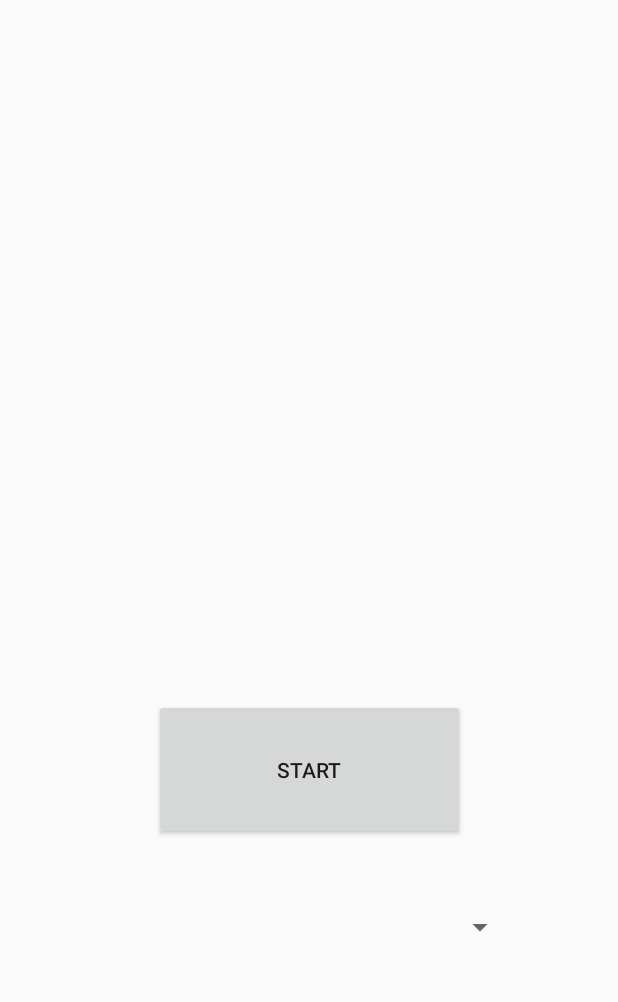
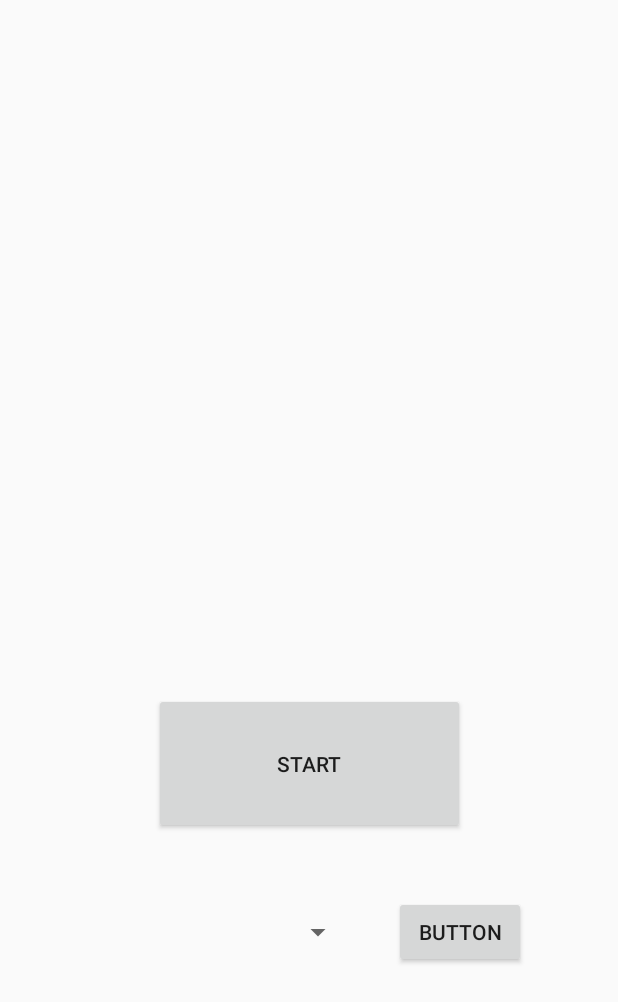
Before and after one commit to Zambo-dev/Boxing-Reflex-Trainer, an Android app: the layout activity_main.xml on its own in the app's theme, with its tools: preview values and no code run, on a phone screen of 412 x 824 dp. Shown: the top 1002 px of the screen. Run offline under Robolectric (Android 15) with nearby library versions, the phone set to English and light mode, and no system bars.

```diff
--- a/app/src/main/res/layout/activity_main.xml
+++ b/app/src/main/res/layout/activity_main.xml
@@ -13,12 +13,11 @@
         android:id="@+id/StartButton"
         android:layout_width="207dp"
         android:layout_height="94dp"
-        android:layout_marginBottom="264dp"
+        android:layout_marginBottom="268dp"
         android:text="Start"
         app:layout_constraintBottom_toBottomOf="parent"
         app:layout_constraintEnd_toEndOf="parent"
         app:layout_constraintStart_toStartOf="parent" />
-
 
     <Button
         android:id="@+id/StopButton"
@@ -68,25 +67,38 @@
         android:id="@+id/RoundView"
         android:layout_width="290dp"
         android:layout_height="45dp"
-        android:textSize="40sp"
         android:gravity="center"
         android:textColor="#000000"
+        android:textSize="40sp"
         app:layout_constraintBottom_toBottomOf="parent"
         app:layout_constraintEnd_toEndOf="parent"
         app:layout_constraintHorizontal_bias="0.495"
         app:layout_constraintStart_toStartOf="parent"
         app:layout_constraintTop_toTopOf="parent"
-        app:layout_constraintVertical_bias="0.068" />
+        app:layout_constraintVertical_bias="0.069" />
 
     <Spinner
         android:id="@+id/profileSelector"
-        android:layout_width="276dp"
-        android:layout_height="51dp"
+        android:layout_width="176dp"
+        android:layout_height="48dp"
         app:layout_constraintBottom_toBottomOf="parent"
         app:layout_constraintEnd_toEndOf="parent"
+        app:layout_constraintHorizontal_bias="0.255"
         app:layout_constraintStart_toStartOf="parent"
         app:layout_constraintTop_toTopOf="parent"
-        app:layout_constraintVertical_bias="0.767" />
+        app:layout_constraintVertical_bias="0.77" />
+
+    <Button
+        android:id="@+id/profileButton"
+        android:layout_width="wrap_content"
+        android:layout_height="wrap_content"
+        android:text="Button"
+        app:layout_constraintBottom_toBottomOf="parent"
+        app:layout_constraintEnd_toEndOf="parent"
+        app:layout_constraintHorizontal_bias="0.811"
+        app:layout_constraintStart_toStartOf="parent"
+        app:layout_constraintTop_toTopOf="parent"
+        app:layout_constraintVertical_bias="0.77" />
 
 
 </androidx.constraintlayout.widget.ConstraintLayout>
```
Also changed, not shown: app/src/main/java/com/example/boxingreflextrainer/FileHandler.java (+14 -13 lines), app/src/main/java/com/example/boxingreflextrainer/MainActivity.java (+27 -9 lines).
